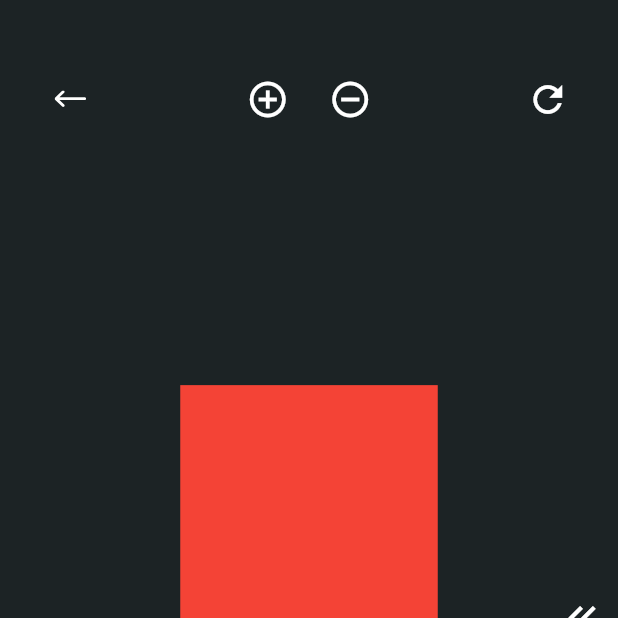
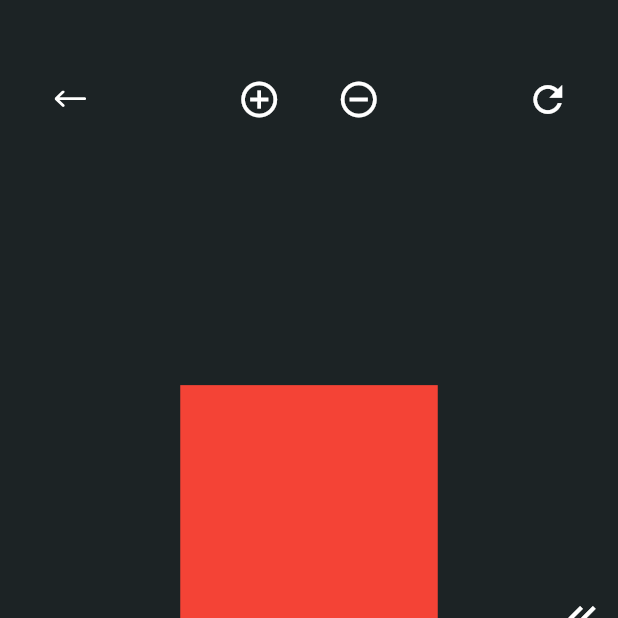
Before and after one commit to MondayTuesdayWednesday/anatomy_app, a Flutter app: the CardiovascularPage screen opened directly, on a phone screen of 412 x 824 dp, the top half of it. Run offline on Flutter 3.47's test engine with Material 3 defaults, Android fonts, the phone set to English and light mode, and no system bars; our stand-ins replace flutter_screenutil, flutter_svg, flutter_zoom_drawer, get, image_picker, shared_preferences; accounts and stored records are empty; project files that could hold a hidden picture were left out.

Commit message:
this is app

```diff
--- a/lib/common/app_assets.dart
+++ b/lib/common/app_assets.dart
@@ -21,5 +21,5 @@ class AppAssets {
   static const String question6bg = 'assets/images/q6.png';
 
   static const String arrowBack = "assets/icons/arrowback.svg";
-  static const String playIcon = "assets/icons/play_icon.svg.svg";
+  static const String playIcon = "assets/icons/play_icon.svg";
 }
--- a/lib/module/Payment_module/payment_method/view/payment_method_page.dart
+++ b/lib/module/Payment_module/payment_method/view/payment_method_page.dart
@@ -90,7 +90,7 @@ class PaymentMethodPage extends GetView<PaymentMethodController> {
              ),
              GestureDetector(
                onTap: (){
-                 Get.off(CardDetailPage(),binding: CardDetailBinding());},
+                 Get.to(CardDetailPage(),binding: CardDetailBinding());},
                child: Container(
                  height: 45.h,
                  decoration: BoxDecoration(
--- a/lib/module/authentication_module/signup/view/sign_up_view.dart
+++ b/lib/module/authentication_module/signup/view/sign_up_view.dart
@@ -21,7 +21,8 @@ class SignUpPage extends GetView<SignUpController> {
     return Scaffold(
       resizeToAvoidBottomInset: false,
       backgroundColor:Theme.of(context).scaffoldBackgroundColor,
-      body: Padding(
+      body: SingleChildScrollView(
+        child: Padding(
           padding: EdgeInsets.only( top: 70.h,left: 26.w, right: 26.w),
           child: Obx(() => Column(
             crossAxisAlignment: CrossAxisAlignment.start,
@@ -304,6 +305,7 @@ class SignUpPage extends GetView<SignUpController> {
             ],
           ),)
         ),
+      ),
     );
   }
 }
--- a/lib/module/home_module/regional_module/cardiovascular/view/cardiovascular_page.dart
+++ b/lib/module/home_module/regional_module/cardiovascular/view/cardiovascular_page.dart
@@ -48,7 +48,7 @@ class CardiovascularPage extends GetView<CardiovascularController>{
 
 
                                   SizedBox(
-                                    width: 90.w,
+                                    width: 100.w,
                                     child: Row(
                                       mainAxisAlignment: MainAxisAlignment.spaceBetween,
                                       children: [
--- a/lib/module/home_module/regional_module/eye/view/eye_page.dart
+++ b/lib/module/home_module/regional_module/eye/view/eye_page.dart
@@ -48,7 +48,7 @@ class EyePage extends GetView<EyeController>{
 
 
                                   SizedBox(
-                                    width: 90.w,
+                                    width: 100.w,
                                     child: Row(
                                       mainAxisAlignment: MainAxisAlignment.spaceBetween,
                                       children: [
--- a/lib/module/home_module/regional_module/female_breasts/view/female_breast_page.dart
+++ b/lib/module/home_module/regional_module/female_breasts/view/female_breast_page.dart
@@ -46,7 +46,7 @@ class FemaleBreastPage extends GetView<FemaleBreastController>{
 
 
                                   SizedBox(
-                                    width: 90.w,
+                                    width: 100.w,
                                     child: Row(
                                       mainAxisAlignment: MainAxisAlignment.spaceBetween,
                                       children: [
--- a/lib/module/home_module/regional_module/female_urogenital/view/female_urogenital_page.dart
+++ b/lib/module/home_module/regional_module/female_urogenital/view/female_urogenital_page.dart
@@ -48,7 +48,7 @@ class FemaleUrogenitalPage extends GetView<FemaleUrogenitalController>{
 
 
                                   SizedBox(
-                                    width: 90.w,
+                                    width: 100.w,
                                     child: Row(
                                       mainAxisAlignment: MainAxisAlignment.spaceBetween,
                                       children: [
--- a/lib/module/home_module/regional_module/gastrointestinal/view/gastrointestinal_page.dart
+++ b/lib/module/home_module/regional_module/gastrointestinal/view/gastrointestinal_page.dart
@@ -48,7 +48,7 @@ class GastrointestinalPage extends GetView<GastrointestinalController>{
 
 
                                   SizedBox(
-                                    width: 90.w,
+                                    width: 100.w,
                                     child: Row(
                                       mainAxisAlignment: MainAxisAlignment.spaceBetween,
                                       children: [
--- a/lib/module/home_module/regional_module/male_urogenital/view/male_urogenital_page.dart
+++ b/lib/module/home_module/regional_module/male_urogenital/view/male_urogenital_page.dart
@@ -47,7 +47,7 @@ class MaleUrogenitalPage extends GetView<MaleUrogenitalController>{
 
 
                                   SizedBox(
-                                    width: 90.w,
+                                    width: 100.w,
                                     child: Row(
                                       mainAxisAlignment: MainAxisAlignment.spaceBetween,
                                       children: [
--- a/lib/module/home_module/regional_module/respiratory/view/respiratory_page.dart
+++ b/lib/module/home_module/regional_module/respiratory/view/respiratory_page.dart
@@ -48,7 +48,7 @@ class RespiratoryPage extends GetView<RespiratoryController>{
 
 
                                   SizedBox(
-                                    width: 90.w,
+                                    width: 100.w,
                                     child: Row(
                                       mainAxisAlignment: MainAxisAlignment.spaceBetween,
                                       children: [
--- a/lib/module/home_module/regional_module/skeleton/view/skeleton_view.dart
+++ b/lib/module/home_module/regional_module/skeleton/view/skeleton_view.dart
@@ -46,7 +46,7 @@ class SkeletonView extends GetView<SkeletonController>{
 
 
                                   SizedBox(
-                                    width: 90.w,
+                                    width: 100.w,
                                     child: Row(
                                       mainAxisAlignment: MainAxisAlignment.spaceBetween,
                                       children: [
```
Also changed, not shown: lib/main.dart (+6 -2 lines), lib/module/authentication_module/signin/view/sign_in_view.dart (+5 -3 lines). Lines whose indentation alone changed are shown as unchanged.
